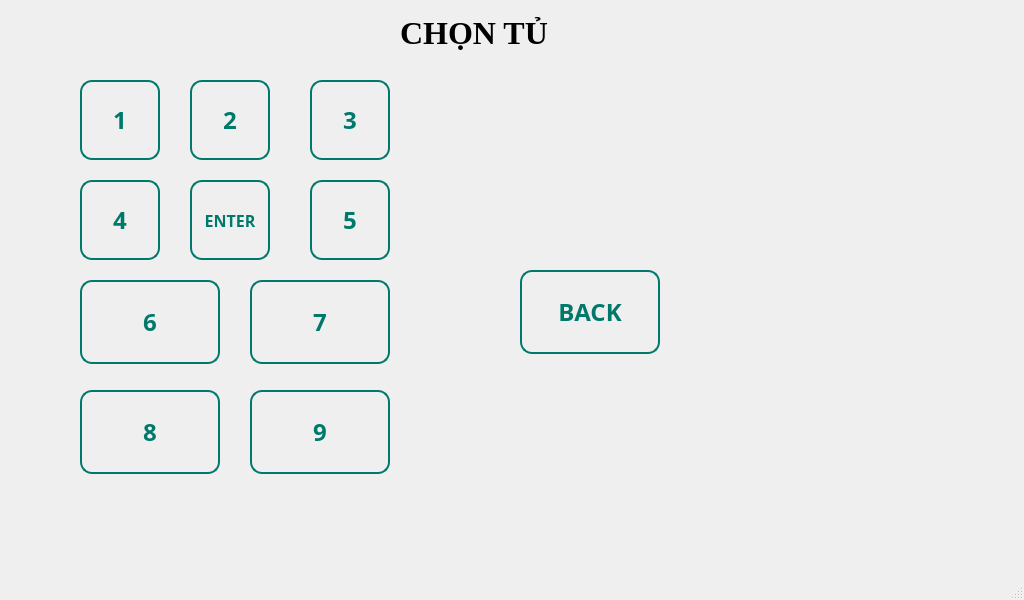
Qt form app/ui/SELECT_LOCKER.ui (DuongCa-204/SMART-LOCKER) before a commit.
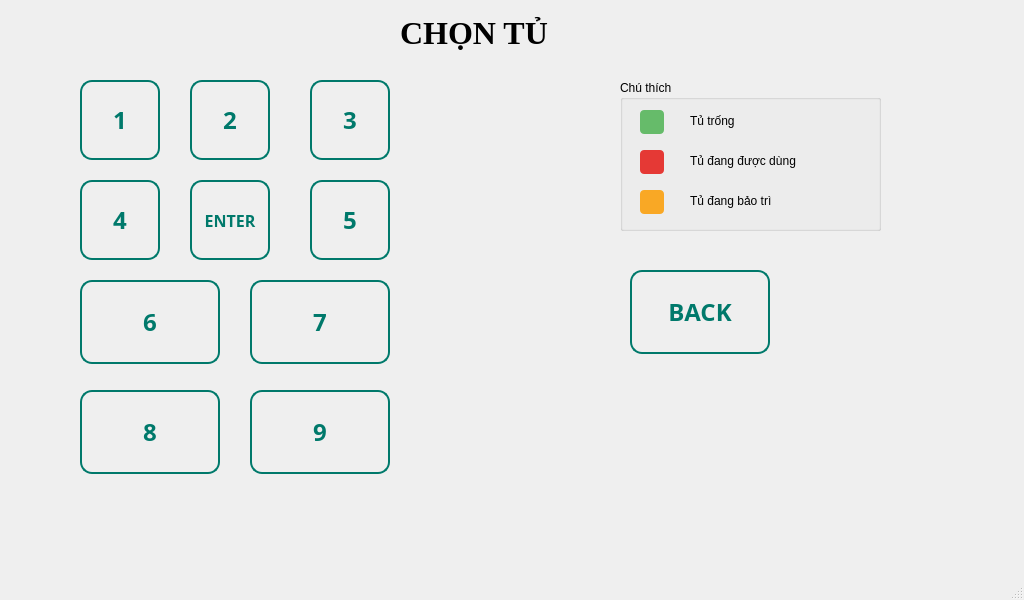
The same form after that commit.

What changed in the file:
```diff
--- a/app/ui/SELECT_LOCKER.ui
+++ b/app/ui/SELECT_LOCKER.ui
@@ -630,8 +630,8 @@
    <widget class="QLabel" name="thong_bao_tu">
     <property name="geometry">
      <rect>
-      <x>260</x>
-      <y>470</y>
+      <x>540</x>
+      <y>420</y>
       <width>281</width>
       <height>41</height>
      </rect>
@@ -643,7 +643,7 @@
    <widget class="QPushButton" name="back_mode">
     <property name="geometry">
      <rect>
-      <x>520</x>
+      <x>630</x>
       <y>270</y>
       <width>140</width>
       <height>84</height>
@@ -658,7 +658,7 @@
     <property name="minimumSize">
      <size>
       <width>124</width>
-      <height>50</height>
+      <height>84</height>
      </size>
     </property>
     <property name="font">
@@ -707,6 +707,136 @@
      <string>BACK</string>
     </property>
    </widget>
+   <widget class="QGroupBox" name="groupBox">
+    <property name="geometry">
+     <rect>
+      <x>620</x>
+      <y>80</y>
+      <width>261</width>
+      <height>151</height>
+     </rect>
+    </property>
+    <property name="title">
+     <string>Chú thích</string>
+    </property>
+    <widget class="QLabel" name="label_2">
+     <property name="geometry">
+      <rect>
+       <x>20</x>
+       <y>30</y>
+       <width>24</width>
+       <height>24</height>
+      </rect>
+     </property>
+     <property name="styleSheet">
+      <string notr="true">background-color: #66bb6a; 
+border-radius: 4px; 
+min-width: 24px; 
+max-width: 24px; 
+min-height: 24px; 
+max-height: 24px;</string>
+     </property>
+     <property name="text">
+      <string/>
+     </property>
+    </widget>
+    <widget class="QLabel" name="label_3">
+     <property name="geometry">
+      <rect>
+       <x>20</x>
+       <y>70</y>
+       <width>24</width>
+       <height>24</height>
+      </rect>
+     </property>
+     <property name="styleSheet">
+      <string notr="true">background-color: #e53935; 
+border-radius: 4px; 
+min-width: 24px; 
+max-width: 24px; 
+min-height: 24px; 
+max-height: 24px;</string>
+     </property>
+     <property name="text">
+      <string/>
+     </property>
+    </widget>
+    <widget class="QLabel" name="label_4">
+     <property name="geometry">
+      <rect>
+       <x>20</x>
+       <y>110</y>
+       <width>24</width>
+       <height>24</height>
+      </rect>
+     </property>
+     <property name="styleSheet">
+      <string notr="true">background-color: #F9A825; 
+border-radius: 4px; 
+min-width: 24px; 
+max-width: 24px; 
+min-height: 24px; 
+max-height: 24px;</string>
+     </property>
+     <property name="text">
+      <string/>
+     </property>
+    </widget>
+    <widget class="QLabel" name="label_6">
+     <property name="geometry">
+      <rect>
+       <x>70</x>
+       <y>70</y>
+       <width>151</width>
+       <height>21</height>
+      </rect>
+     </property>
+     <property name="font">
+      <font>
+       <pointsize>9</pointsize>
+      </font>
+     </property>
+     <property name="text">
+      <string>Tủ đang được dùng</string>
+     </property>
+    </widget>
+    <widget class="QLabel" name="label_7">
+     <property name="geometry">
+      <rect>
+       <x>70</x>
+       <y>110</y>
+       <width>111</width>
+       <height>21</height>
+      </rect>
+     </property>
+     <property name="font">
+      <font>
+       <pointsize>9</pointsize>
+      </font>
+     </property>
+     <property name="text">
+      <string>Tủ đang bảo trì</string>
+     </property>
+    </widget>
+    <widget class="QLabel" name="label_5">
+     <property name="geometry">
+      <rect>
+       <x>70</x>
+       <y>30</y>
+       <width>111</width>
+       <height>21</height>
+      </rect>
+     </property>
+     <property name="font">
+      <font>
+       <pointsize>9</pointsize>
+      </font>
+     </property>
+     <property name="text">
+      <string>Tủ trống</string>
+     </property>
+    </widget>
+   </widget>
   </widget>
   <widget class="QMenuBar" name="menubar">
    <property name="geometry">
```
Left out of the diff: 20 changed lines with no effect on the pictures.
